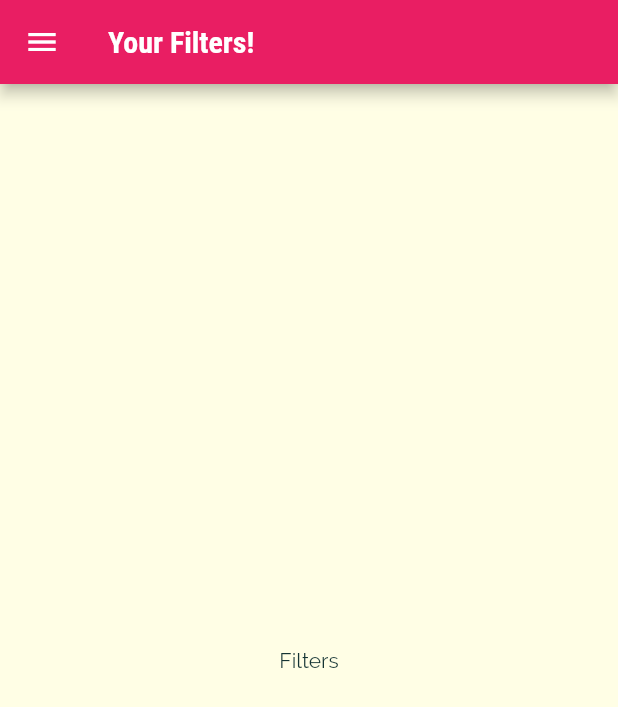
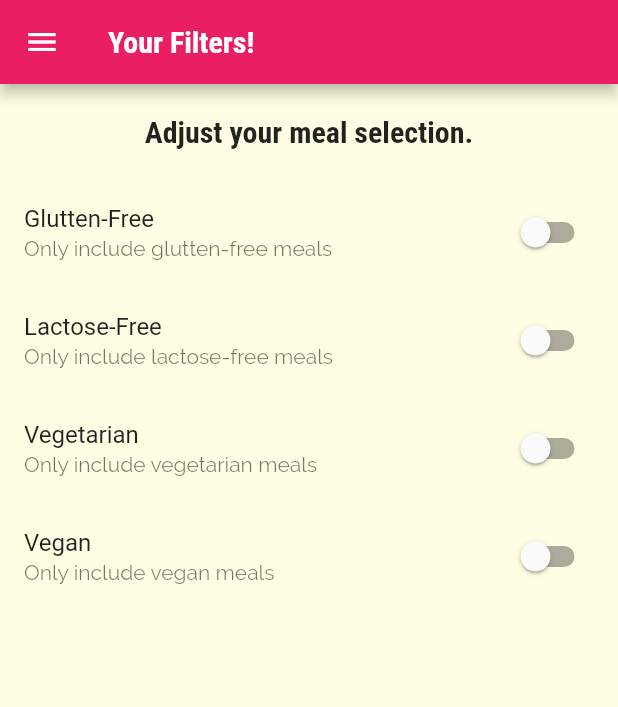
Before and after one commit to seanka/Flutter-Meals-App, a Flutter app: the FilterScreen screen opened by its route, on a phone screen of 412 x 824 dp. Shown: the top 707 px of the screen. Run offline on Flutter 3.47's test engine with Material 2 defaults, Android fonts, the phone set to English and light mode, and no system bars.

Commit message:
added content to meals filter screen

```diff
--- a/lib/screens/filter_screen.dart
+++ b/lib/screens/filter_screen.dart
@@ -2,9 +2,33 @@ import 'package:flutter/material.dart';
 
 import '../widgets/main_drawer.dart';
 
-class FilterScreen extends StatelessWidget {
+class FilterScreen extends StatefulWidget {
   static const routeName = '/filters';
   const FilterScreen({super.key});
+
+  @override
+  State<FilterScreen> createState() => _FilterScreenState();
+}
+
+class _FilterScreenState extends State<FilterScreen> {
+  var _glutenFree = false;
+  var _vegetarian = false;
+  var _vegan = false;
+  var _lactoseFree = false;
+
+  Widget _buildSwitchListTile(
+    String title,
+    String description,
+    bool currentValue,
+    Function updateValue,
+  ) {
+    return SwitchListTile(
+      value: currentValue,
+      onChanged: (value) => updateValue(value),
+      title: Text(title),
+      subtitle: Text(description),
+    );
+  }
 
   @override
   Widget build(BuildContext context) {
@@ -13,7 +37,71 @@ class FilterScreen extends StatelessWidget {
         title: const Text('Your Filters!'),
       ),
       drawer: MainDrawer(),
-      body: Center(child: Text('Filters')),
+      body: Column(
+        children: <Widget>[
+          Container(
+            padding: EdgeInsets.all(20),
+            child: Text(
+              'Adjust your meal selection.',
+              style: Theme.of(context).textTheme.headline6,
+            ),
+          ),
+          Expanded(
+            child: ListView(
+              children: <Widget>[
+                _buildSwitchListTile(
+                  'Glutten-Free',
+                  'Only include glutten-free meals',
+                  _glutenFree,
+                  (newValue) {
+                    setState(
+                      () {
+                        _glutenFree = newValue;
+                      },
+                    );
+                  },
+                ),
+                _buildSwitchListTile(
+                  'Lactose-Free',
+                  'Only include lactose-free meals',
+                  _lactoseFree,
+                  (newValue) {
+                    setState(
+                      () {
+                        _lactoseFree = newValue;
+                      },
+                    );
+                  },
+                ),
+                _buildSwitchListTile(
+                  'Vegetarian',
+                  'Only include vegetarian meals',
+                  _vegetarian,
+                  (newValue) {
+                    setState(
+                      () {
+                        _vegetarian = newValue;
+                      },
+                    );
+                  },
+                ),
+                _buildSwitchListTile(
+                  'Vegan',
+                  'Only include vegan meals',
+                  _vegan,
+                  (newValue) {
+                    setState(
+                      () {
+                        _vegan = newValue;
+                      },
+                    );
+                  },
+                ),
+              ],
+            ),
+          )
+        ],
+      ),
     );
   }
 }
```
